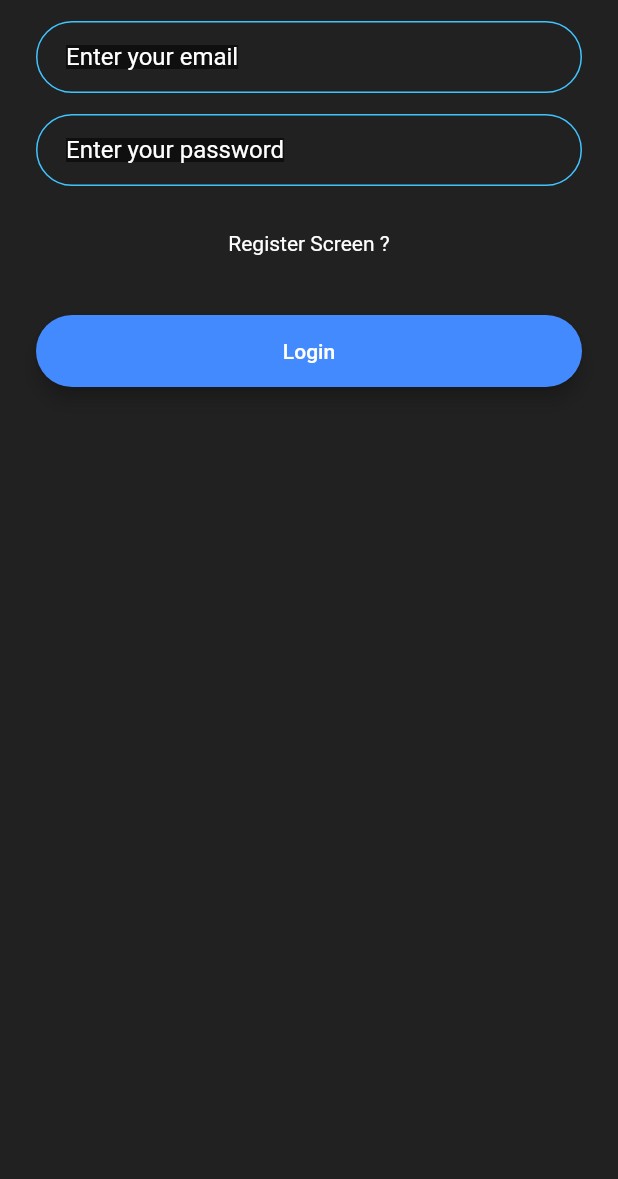
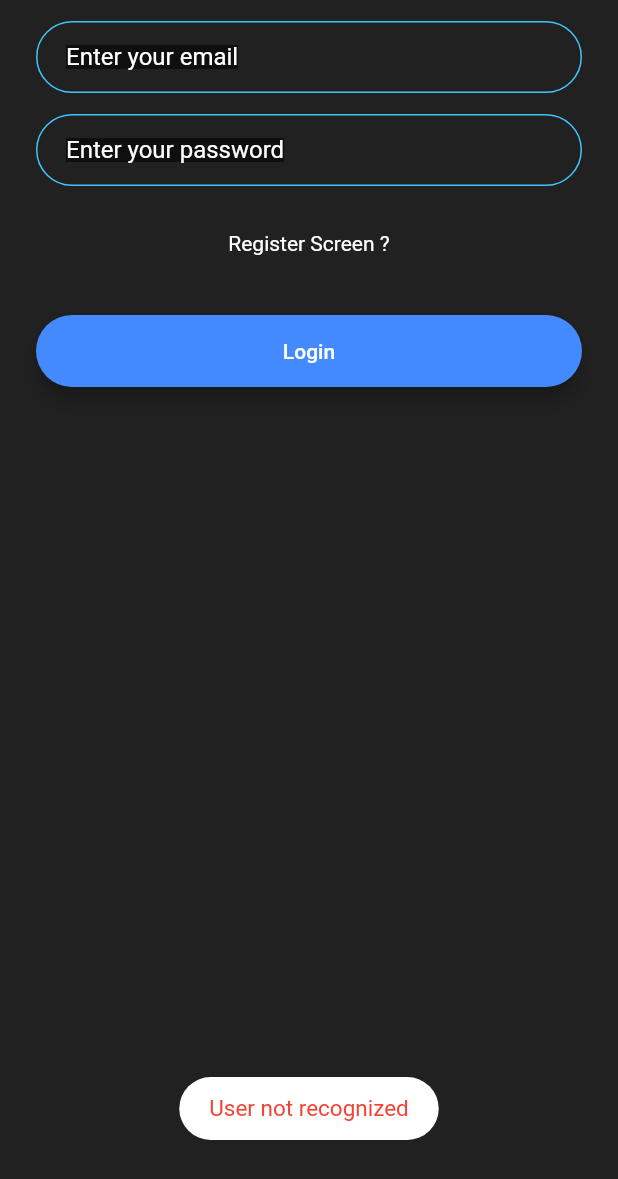
Before and after one commit to ricocooder/work_time_meter_flutter, a Flutter app: the first screen one second after launch, on a phone screen of 412 x 824 dp. Shown: the top 1179 px of the screen. Run offline on Flutter 3.47's test engine with Material 2 defaults, Android fonts, the light colour scheme and no system bars; our stand-ins replace cloud_firestore, firebase_auth, firebase_core, fluttertoast, percent_indicator, shared_preferences; missing offline and left inert: foldable_sidebar, swipedetector; accounts and stored records are empty.

Commit message:
dodano nowy ekran, poprawki w sposobie autoryzacji uzytkownika

```diff
--- a/lib/auth.dart
+++ b/lib/auth.dart
@@ -10,7 +10,7 @@ class Auth implements BaseAuth {
 
   @override
   Future<String> currentUser() async {
-    final User user = await _firebaseAuth.currentUser;
+    User user = await _firebaseAuth.currentUser;
     return user?.uid;
   }
 
--- a/lib/main.dart
+++ b/lib/main.dart
@@ -2,6 +2,8 @@ import 'package:firebase_auth/firebase_auth.dart';
 import 'package:firebase_core/firebase_core.dart';
 import 'package:flutter/material.dart';
 import 'package:provider/provider.dart';
+import 'package:work_time_meter_flutter/auth.dart';
+import 'package:work_time_meter_flutter/root.dart';
 import 'package:work_time_meter_flutter/screens/counter.dart';
 import 'package:work_time_meter_flutter/screens/login.dart';
 
@@ -21,7 +23,7 @@ class MyApp extends StatelessWidget {
         theme: ThemeData(
           primarySwatch: Colors.blue,
         ),
-        home: LoginScreen(),
+        home: RootPage(auth: Auth()),
       ),
     );
   }
--- a/lib/root.dart
+++ b/lib/root.dart
@@ -0,0 +1,66 @@
+
+
+import 'package:flutter/material.dart';
+import 'package:fluttertoast/fluttertoast.dart';
+import 'package:work_time_meter_flutter/auth.dart';
+import 'package:work_time_meter_flutter/screens/counter.dart';
+import 'package:work_time_meter_flutter/screens/login.dart';
+import 'package:work_time_meter_flutter/show_nessage.dart';
+
+class RootPage extends StatefulWidget {
+  RootPage({this.auth});
+  final BaseAuth auth;
+  @override
+  _RootPageState createState() => _RootPageState();
+}
+
+enum AuthStatus {
+  notSignIn,
+  signIn
+}
+
+class _RootPageState extends State<RootPage> {
+
+  AuthStatus _authStatus = AuthStatus.notSignIn;
+
+  @override
+  void initState() {
+    // TODO: implement initState
+    super.initState();
+    widget.auth.currentUser().then((userId){
+      setState(() {
+        _authStatus = userId == null? AuthStatus.notSignIn : AuthStatus.signIn;
+      });
+    });
+  }
+
+  @override
+  Widget build(BuildContext context) {
+    switch (_authStatus){
+      case AuthStatus.notSignIn:
+        {
+
+          showUserMessageByToast(
+              displayedText: 'User not recognized',
+              toastTimeDisplay: Toast.LENGTH_LONG,
+              messageGravity: ToastGravity.BOTTOM,
+              textColor: Colors.red,
+              backgroundColor: Colors.white,
+              fontsize: 15);
+          return LoginScreen(auth: widget.auth);
+        }
+      case AuthStatus.signIn:
+        {
+          showUserMessageByToast(
+              displayedText: 'User recognized',
+              toastTimeDisplay: Toast.LENGTH_LONG,
+              messageGravity: ToastGravity.BOTTOM,
+              textColor: Colors.red,
+              backgroundColor: Colors.white,
+              fontsize: 15);
+          return CounterScreenBegin();
+        }
+    }
+
+  }
+}
--- a/lib/screens/counter.dart
+++ b/lib/screens/counter.dart
@@ -468,7 +468,7 @@ class _CounterScreenState extends State<CounterScreen> {
     final prefs = await SharedPreferences.getInstance();
     startPracy = prefs.getInt('startPracy');
     stopPracy = prefs.getInt('stopPracy');
-    timeYouShouldGoHome = prefs.getInt('timeYouShouldGoHome')??10;
+    timeYouShouldGoHome = prefs.getInt('timeYouShouldGoHome');
 
   }
   upload()async{
--- a/lib/screens/login.dart
+++ b/lib/screens/login.dart
@@ -2,12 +2,15 @@ import 'package:firebase_auth/firebase_auth.dart';
 import 'package:firebase_core/firebase_core.dart';
 import 'package:flutter/material.dart';
 import 'package:fluttertoast/fluttertoast.dart';
+import 'package:work_time_meter_flutter/auth.dart';
 import 'package:work_time_meter_flutter/constants.dart';
 import 'package:work_time_meter_flutter/globals.dart' as globals;
 import 'package:work_time_meter_flutter/screens/welcome.dart';
 import 'package:work_time_meter_flutter/show_nessage.dart';
 
 class LoginScreen extends StatefulWidget {
+  LoginScreen({this.auth});
+  final BaseAuth auth;
   @override
   _LoginScreenState createState() => _LoginScreenState();
 }
```
Also changed, not shown: lib/custow_drawer.dart (+17 -10 lines), lib/screens/view_hours.dart (added, +88 -0 lines).
